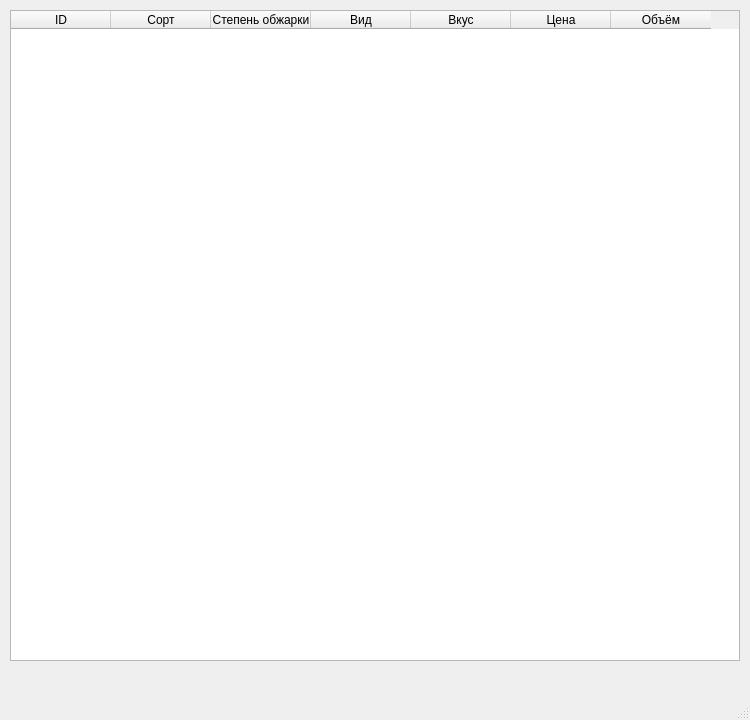
Old version of the form main.ui in the repository WYud1n/Coffee_PyQT.
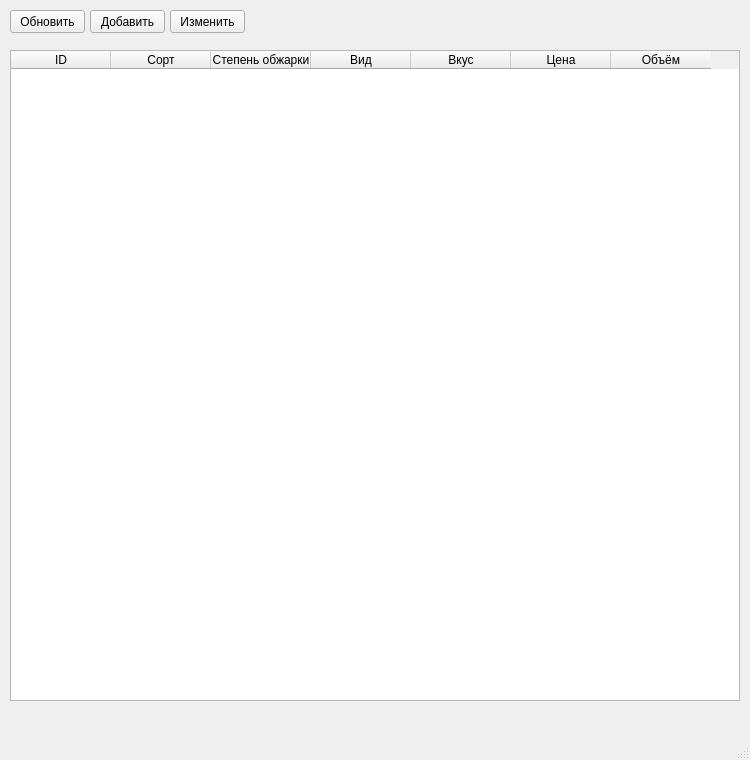
New version of the form.

```diff
--- a/main.ui
+++ b/main.ui
@@ -7,7 +7,7 @@
     <x>0</x>
     <y>0</y>
     <width>750</width>
-    <height>720</height>
+    <height>760</height>
    </rect>
   </property>
   <property name="windowTitle">
@@ -18,7 +18,7 @@
     <property name="geometry">
      <rect>
       <x>10</x>
-      <y>10</y>
+      <y>50</y>
       <width>730</width>
       <height>651</height>
      </rect>
@@ -59,6 +59,45 @@
      </property>
     </column>
    </widget>
+   <widget class="QPushButton" name="PB_add">
+    <property name="geometry">
+     <rect>
+      <x>90</x>
+      <y>10</y>
+      <width>75</width>
+      <height>23</height>
+     </rect>
+    </property>
+    <property name="text">
+     <string>Добавить</string>
+    </property>
+   </widget>
+   <widget class="QPushButton" name="PB_update">
+    <property name="geometry">
+     <rect>
+      <x>10</x>
+      <y>10</y>
+      <width>75</width>
+      <height>23</height>
+     </rect>
+    </property>
+    <property name="text">
+     <string>Обновить</string>
+    </property>
+   </widget>
+   <widget class="QPushButton" name="PB_edit">
+    <property name="geometry">
+     <rect>
+      <x>170</x>
+      <y>10</y>
+      <width>75</width>
+      <height>23</height>
+     </rect>
+    </property>
+    <property name="text">
+     <string>Изменить</string>
+    </property>
+   </widget>
   </widget>
   <widget class="QMenuBar" name="menubar">
    <property name="geometry">
```
